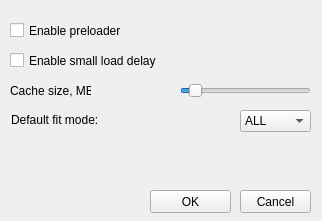
Old version of the form settingsdialog.ui in the repository do-i/thumbgrid.
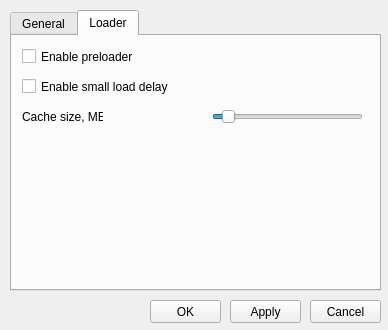
New version of the form. The open tabs and pages were chosen to show the change.

What changed in the file:
```diff
--- a/settingsdialog.ui
+++ b/settingsdialog.ui
@@ -6,8 +6,8 @@
    <rect>
     <x>0</x>
     <y>0</y>
-    <width>322</width>
-    <height>221</height>
+    <width>388</width>
+    <height>330</height>
    </rect>
   </property>
   <property name="sizePolicy">
@@ -22,12 +22,6 @@
     <height>221</height>
    </size>
   </property>
-  <property name="maximumSize">
-   <size>
-    <width>322</width>
-    <height>221</height>
-   </size>
-  </property>
   <property name="baseSize">
    <size>
     <width>322</width>
@@ -37,65 +31,11 @@
   <property name="windowTitle">
    <string>Dialog</string>
   </property>
-  <widget class="QSlider" name="cacheSlider">
-   <property name="geometry">
-    <rect>
-     <x>180</x>
-     <y>80</y>
-     <width>131</width>
-     <height>22</height>
-    </rect>
-   </property>
-   <property name="minimum">
-    <number>32</number>
-   </property>
-   <property name="maximum">
-    <number>512</number>
-   </property>
-   <property name="singleStep">
-    <number>2</number>
-   </property>
-   <property name="value">
-    <number>64</number>
-   </property>
-   <property name="orientation">
-    <enum>Qt::Horizontal</enum>
-   </property>
-  </widget>
-  <widget class="QLabel" name="cacheLabel1">
-   <property name="geometry">
-    <rect>
-     <x>10</x>
-     <y>80</y>
-     <width>81</width>
-     <height>21</height>
-    </rect>
-   </property>
-   <property name="toolTip">
-    <string>When preloader used, ram usege may exceed this setting.</string>
-   </property>
-   <property name="text">
-    <string>Cache size, MB:</string>
-   </property>
-  </widget>
-  <widget class="QLabel" name="cacheLabel2">
-   <property name="geometry">
-    <rect>
-     <x>150</x>
-     <y>80</y>
-     <width>21</width>
-     <height>21</height>
-    </rect>
-   </property>
-   <property name="text">
-    <string/>
-   </property>
-  </widget>
   <widget class="QPushButton" name="Cancel">
    <property name="geometry">
     <rect>
-     <x>240</x>
-     <y>190</y>
+     <x>310</x>
+     <y>300</y>
      <width>71</width>
      <height>23</height>
     </rect>
@@ -108,8 +48,8 @@
    <property name="geometry">
     <rect>
      <x>150</x>
-     <y>190</y>
-     <width>81</width>
+     <y>300</y>
+     <width>71</width>
      <height>23</height>
     </rect>
    </property>
@@ -117,11 +57,27 @@
     <string>OK</string>
    </property>
   </widget>
+  <widget class="QTabWidget" name="tabWidget">
+   <property name="geometry">
+    <rect>
+     <x>10</x>
+     <y>10</y>
+     <width>371</width>
+     <height>281</height>
+    </rect>
+   </property>
+   <property name="currentIndex">
+    <number>0</number>
+   </property>
+   <widget class="QWidget" name="tab">
+    <attribute name="title">
+     <string>General</string>
+    </attribute>
   <widget class="QLabel" name="fitModeLabel">
    <property name="geometry">
     <rect>
-     <x>11</x>
-     <y>110</y>
+       <x>10</x>
+       <y>10</y>
      <width>101</width>
      <height>20</height>
     </rect>
@@ -133,8 +89,8 @@
   <widget class="QComboBox" name="fitModeComboBox">
    <property name="geometry">
     <rect>
-     <x>240</x>
-     <y>110</y>
+       <x>280</x>
+       <y>10</y>
      <width>71</width>
      <height>22</height>
     </rect>
@@ -155,27 +111,16 @@
     </property>
    </item>
   </widget>
-  <widget class="QCheckBox" name="preloaderCheckBox">
-   <property name="geometry">
-    <rect>
-     <x>10</x>
-     <y>20</y>
-     <width>151</width>
-     <height>21</height>
-    </rect>
-   </property>
-   <property name="toolTip">
-    <string>Preloads next image in directory for faster scrolling.</string>
-   </property>
-   <property name="text">
-    <string>Enable preloader</string>
-   </property>
-  </widget>
+   </widget>
+   <widget class="QWidget" name="tab_2">
+    <attribute name="title">
+     <string>Loader</string>
+    </attribute>
   <widget class="QCheckBox" name="loadDelayCheckBox">
    <property name="geometry">
     <rect>
      <x>10</x>
-     <y>50</y>
+       <y>40</y>
      <width>151</width>
      <height>21</height>
     </rect>
@@ -187,6 +132,91 @@
     <string>Enable small load delay</string>
    </property>
   </widget>
+    <widget class="QSlider" name="cacheSlider">
+     <property name="geometry">
+      <rect>
+       <x>200</x>
+       <y>70</y>
+       <width>151</width>
+       <height>22</height>
+      </rect>
+     </property>
+     <property name="minimum">
+      <number>32</number>
+     </property>
+     <property name="maximum">
+      <number>512</number>
+     </property>
+     <property name="singleStep">
+      <number>2</number>
+     </property>
+     <property name="value">
+      <number>64</number>
+     </property>
+     <property name="orientation">
+      <enum>Qt::Horizontal</enum>
+     </property>
+    </widget>
+    <widget class="QCheckBox" name="preloaderCheckBox">
+     <property name="geometry">
+      <rect>
+       <x>10</x>
+       <y>10</y>
+       <width>151</width>
+       <height>21</height>
+      </rect>
+     </property>
+     <property name="toolTip">
+      <string>Preloads next image in directory for faster scrolling.</string>
+     </property>
+     <property name="text">
+      <string>Enable preloader</string>
+     </property>
+    </widget>
+    <widget class="QLabel" name="cacheLabel2">
+     <property name="geometry">
+      <rect>
+       <x>160</x>
+       <y>70</y>
+       <width>21</width>
+       <height>21</height>
+      </rect>
+     </property>
+     <property name="text">
+      <string/>
+     </property>
+    </widget>
+    <widget class="QLabel" name="cacheLabel1">
+     <property name="geometry">
+      <rect>
+       <x>10</x>
+       <y>70</y>
+       <width>81</width>
+       <height>21</height>
+      </rect>
+     </property>
+     <property name="toolTip">
+      <string>When preloader used, ram usege may exceed this setting.</string>
+     </property>
+     <property name="text">
+      <string>Cache size, MB:</string>
+     </property>
+    </widget>
+   </widget>
+  </widget>
+  <widget class="QPushButton" name="pushButton">
+   <property name="geometry">
+    <rect>
+     <x>230</x>
+     <y>300</y>
+     <width>71</width>
+     <height>23</height>
+    </rect>
+   </property>
+   <property name="text">
+    <string>Apply</string>
+   </property>
+  </widget>
  </widget>
  <resources/>
  <connections>
```
Left out of the diff: 41 changed lines with no effect on the pictures. Lines whose indentation alone changed are shown as unchanged.
